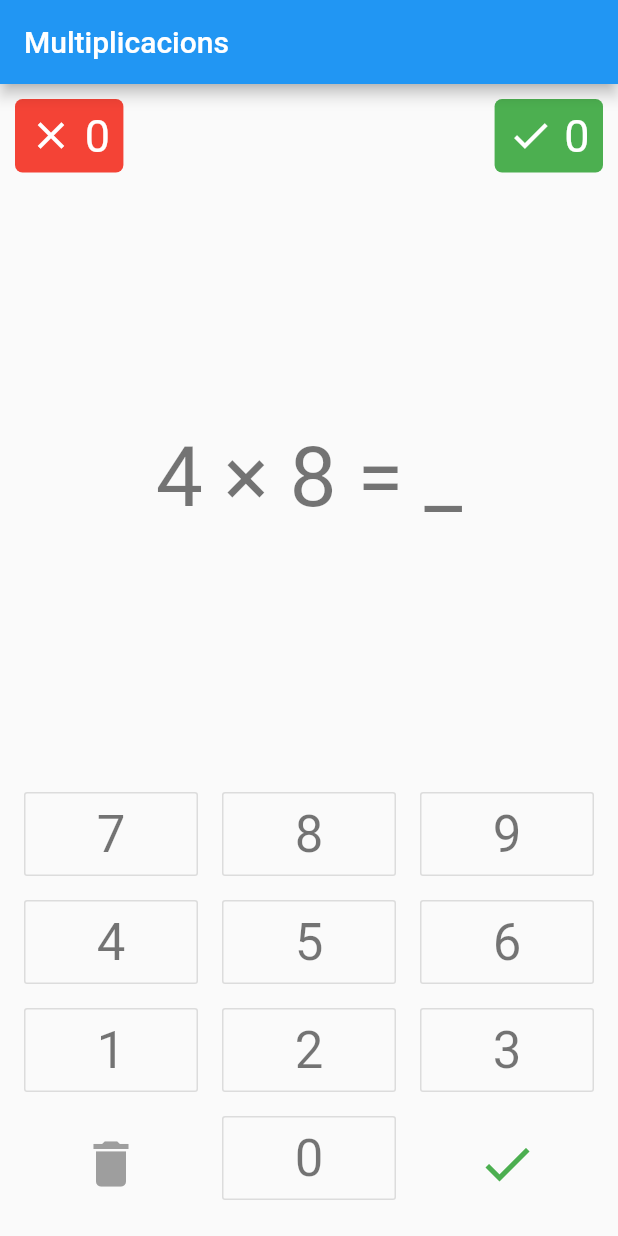
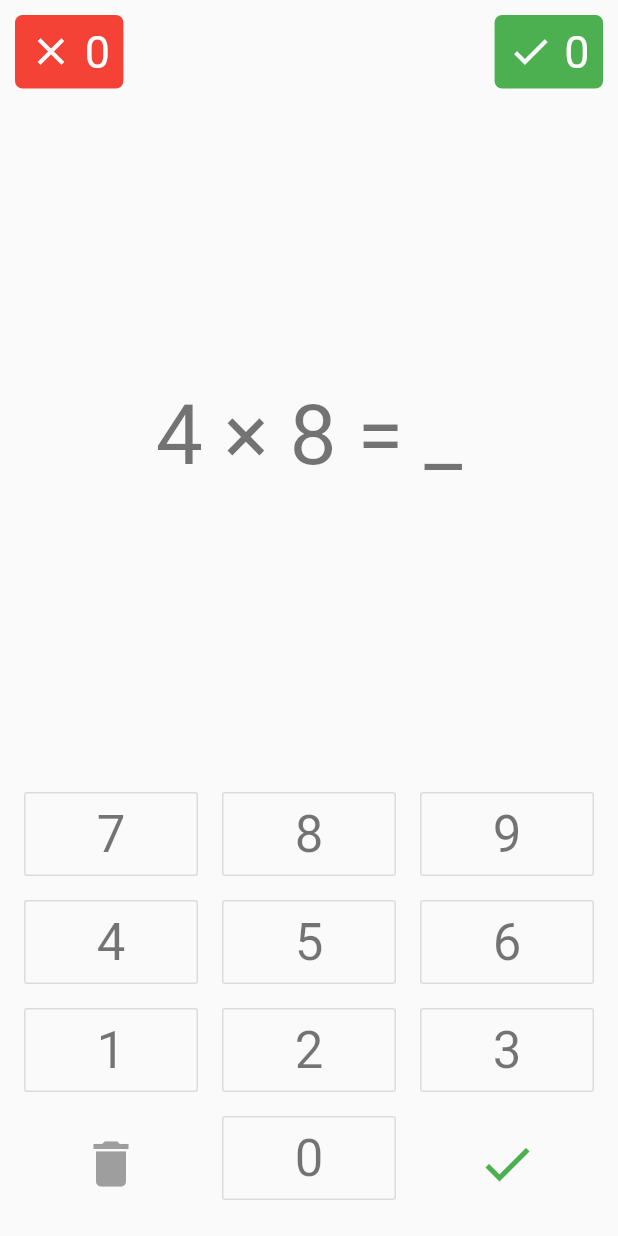
Before and after one commit to pauek/TablasMultiplicar, a Flutter app: the screen it shows after launch, on a phone screen of 412 x 824 dp. Run offline on Flutter 3.47's test engine with Material 2 defaults, Android fonts, the phone set to English and light mode, and no system bars.

Commit message:
Quito la barra de la app

```diff
--- a/lib/main.dart
+++ b/lib/main.dart
@@ -100,10 +100,8 @@ class _MyHomePageState extends State<MyHomePage> {
   Widget build(BuildContext context) {
     var multTextStyle = Theme.of(context).textTheme.display3;
     return Scaffold(
-      appBar: AppBar(
-        title: Text(widget.title),
-      ),
-      body: Center(
+      body: SafeArea(
+        child: Center(
           child: Column(
             mainAxisAlignment: MainAxisAlignment.center,
             children: <Widget>[
@@ -144,6 +142,7 @@ class _MyHomePageState extends State<MyHomePage> {
                 onCheck: _check,
               ),
             ],
+          ),
         ),
       ),
     );
@@ -188,9 +187,8 @@ class _ScoreState extends State<Score>
       vsync: this,
       duration: Duration(milliseconds: 300),
     );
-    _animation = _controller.drive(
-      Matrix4Tween(begin: doublesize, end: normalsize)
-    );
+    _animation = _controller
+        .drive(Matrix4Tween(begin: doublesize, end: normalsize));
     _controller.forward();
     _controller.addListener(() {
       setState(() {
```
Lines whose indentation alone changed are shown as unchanged.
